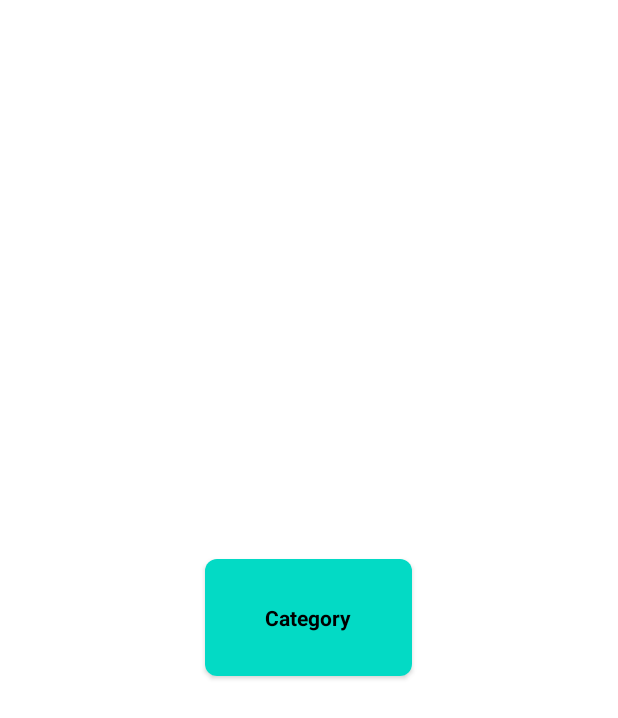
After one commit to Master-sniffer/VTB-MOBILE-HACKATHONE, an Android app: the layout categroy_rv_items.xml on its own in the app's theme, with its tools: preview values and no code run, on a phone screen of 412 x 824 dp. The commit adds this screen. Shown: the top 718 px of the screen. Run offline under Robolectric (Android 15) with nearby library versions, the phone set to English and light mode, and no system bars.

Commit message:
Актуалочка

```diff
--- a/VTB_APP/app/build.gradle
+++ b/VTB_APP/app/build.gradle
@@ -32,6 +32,9 @@ android {
 
 dependencies {
 
+    implementation 'androidx.appcompat:appcompat:1.0.0-alpha3'
+
+
     implementation 'androidx.appcompat:appcompat:1.2.0'
     implementation 'com.google.android.material:material:1.3.0'
     implementation 'androidx.constraintlayout:constraintlayout:2.0.4'
--- a/VTB_APP/app/src/main/AndroidManifest.xml
+++ b/VTB_APP/app/src/main/AndroidManifest.xml
@@ -1,7 +1,7 @@
 <?xml version="1.0" encoding="utf-8"?>
 <manifest xmlns:android="http://schemas.android.com/apk/res/android"
     package="com.example.vtb_app">
-
+    <uses-permission android:name="android.permission.INTERNET"/>
     <application
         android:allowBackup="true"
         android:icon="@mipmap/ic_launcher"
--- a/VTB_APP/app/src/main/java/com/example/vtb_app/News_Feed_line.kt
+++ /dev/null
@@ -1,3 +0,0 @@
-package com.example.vtb_app
-
-class News_Feed_line
--- /dev/null
+++ b/VTB_APP/app/src/main/res/layout/categroy_rv_items.xml
@@ -0,0 +1,44 @@
+<?xml version="1.0" encoding="utf-8"?>
+<androidx.cardview.widget.CardView xmlns:android="http://schemas.android.com/apk/res/android"
+    android:layout_width="138dp"
+    android:layout_height="78dp"
+    android:layout_margin="5dp"
+    xmlns:app="http://schemas.android.com/apk/res-auto"
+    android:layout_gravity="center"
+    app:cardCornerRadius="8dp"
+    >
+
+    <RelativeLayout
+        android:layout_width="match_parent"
+        android:layout_height="match_parent"
+
+        >
+        <ImageView
+            android:layout_width="match_parent"
+            android:layout_height="match_parent"
+            android:id="@+id/idIVCategory"
+            android:background="@color/teal_200"
+
+            android:scaleType="centerCrop"
+            ></ImageView>
+
+        <TextView
+            android:layout_width="match_parent"
+            android:layout_height="wrap_content"
+            android:gravity="center"
+            android:layout_centerInParent="true"
+            android:text="Category"
+            android:background="@color/teal_200"
+            android:textColor="@color/black"
+            android:textStyle="bold"
+            android:padding="3dp"
+            android:textAlignment="center"
+            android:id="@+id/idDvCatgerory">
+
+        </TextView>
+
+
+    </RelativeLayout>
+
+
+</androidx.cardview.widget.CardView>
--- /dev/null
+++ b/VTB_APP/app/src/main/res/layout/main_screen.xml
@@ -0,0 +1,6 @@
+<?xml version="1.0" encoding="utf-8"?>
+<androidx.constraintlayout.widget.ConstraintLayout xmlns:android="http://schemas.android.com/apk/res/android"
+    android:layout_width="match_parent"
+    android:layout_height="match_parent">
+
+</androidx.constraintlayout.widget.ConstraintLayout>
--- a/VTB_APP/app/src/main/res/layout/word_item_view.xml
+++ b/VTB_APP/app/src/main/res/layout/word_item_view.xml
@@ -50,12 +50,12 @@
         android:layout_alignParentBottom="true"
         android:layout_centerHorizontal="true"
         android:layout_marginBottom="175dp"
-        android:background="@drawable/button_background"
+        android:background="@color/black"
         android:onClick="Stat_Clientom"
         android:shadowColor="#4AC2FF"
         android:text="Стать клиентов ВТБ"
         android:textSize="20dp"
-        app:backgroundTint="#009AFF" />
+         />
 
 
 </RelativeLayout>
```
Also changed, not shown: VTB_APP/app/src/main/java/For_Atricles/Atricle.java (added, +48 -0 lines), VTB_APP/app/src/main/java/For_Atricles/CategoryRvClass.java (added, +8 -0 lines), VTB_APP/app/src/main/java/For_Atricles/News_Modal.java (added, +40 -0 lines), VTB_APP/app/src/main/java/From_Down_Below/ExampleButtonSheet.java (added, +22 -0 lines), VTB_APP/app/src/main/java/com/example/vtb_app/MainPaige.java (+7 -3 lines), VTB_APP/app/src/main/res/layout/bottom_sheet_layout.xml (added, +25 -0 lines), VTB_APP/app/src/main/res/layout/bottom_sheet_popup.xml (added, +24 -0 lines), VTB_APP/app/src/main/res/layout/feed_line.xml (added, +67 -0 lines), VTB_APP/app/src/main/res/layout/news_tv_item.xml (added, +50 -0 lines), VTB_APP/app/src/main/java/Assets/Sasha's Files/peep-standing-23.png (added), VTB_APP/app/src/main/java/Assets/Sasha's Files/shit.png (added), 1 other file.
